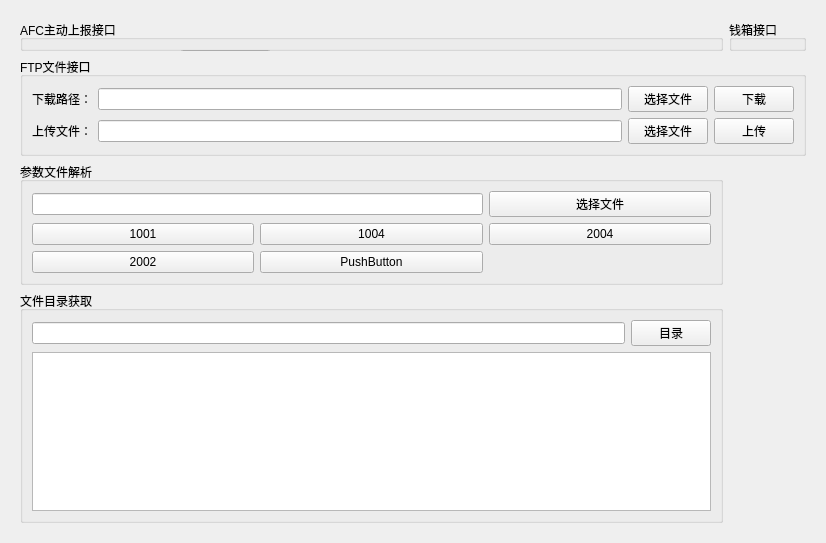
Qt form data/TestWidget.ui (EllieYY/ism) before a commit.
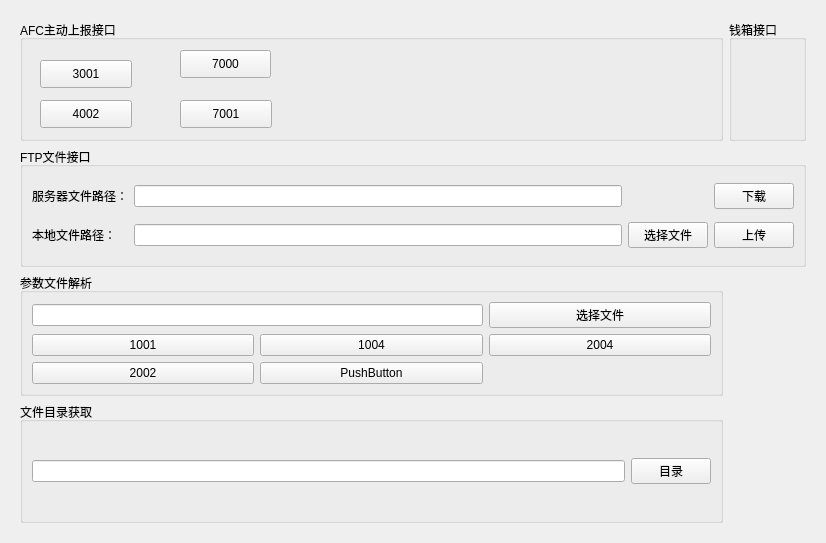
The same form after that commit.

Patch:
```diff
--- a/data/TestWidget.ui
+++ b/data/TestWidget.ui
@@ -201,13 +201,6 @@
          <item row="0" column="1">
           <widget class="QLineEdit" name="lineEdit_download"/>
          </item>
-         <item row="0" column="2">
-          <widget class="QPushButton" name="pathBtn">
-           <property name="text">
-            <string>选择文件</string>
-           </property>
-          </widget>
-         </item>
          <item row="0" column="3">
           <widget class="QPushButton" name="pushButton_download">
            <property name="text">
@@ -225,14 +218,14 @@
          <item row="0" column="0">
           <widget class="QLabel" name="label">
            <property name="text">
-            <string>下载路径：</string>
+            <string>服务器文件路径：</string>
            </property>
           </widget>
          </item>
          <item row="1" column="0">
           <widget class="QLabel" name="label_2">
            <property name="text">
-            <string>上传文件：</string>
+            <string>本地文件路径：</string>
            </property>
           </widget>
          </item>
@@ -262,9 +255,6 @@
            </property>
           </widget>
          </item>
-         <item row="1" column="0" colspan="2">
-          <widget class="QListWidget" name="listWidget"/>
-         </item>
         </layout>
        </widget>
       </item>
```
